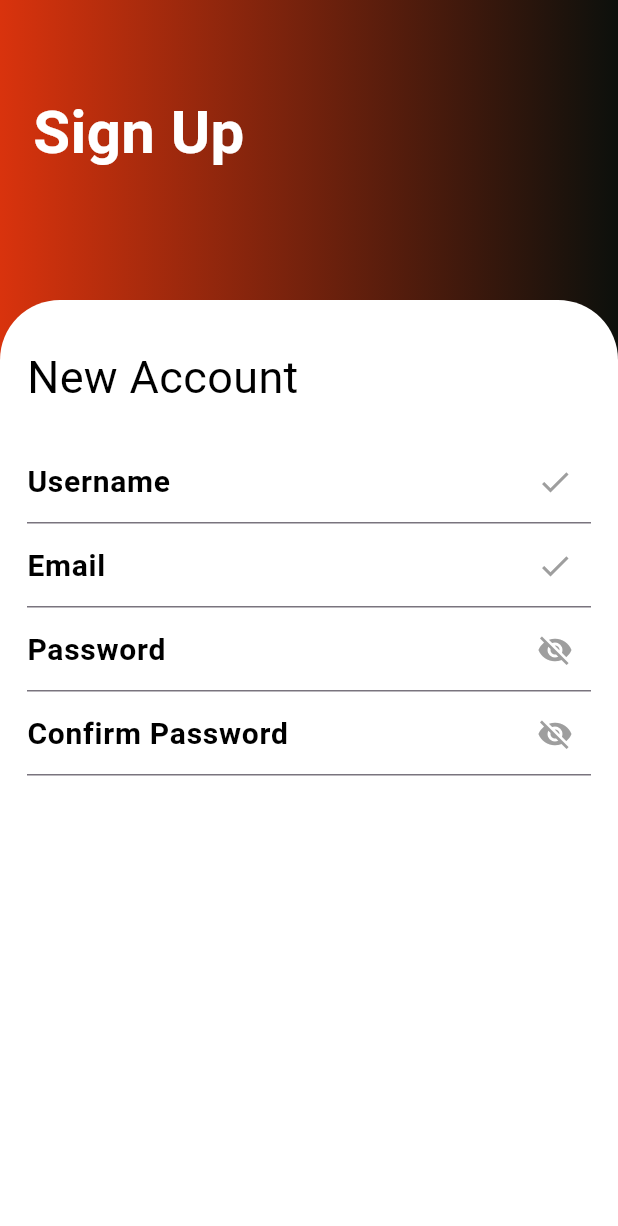
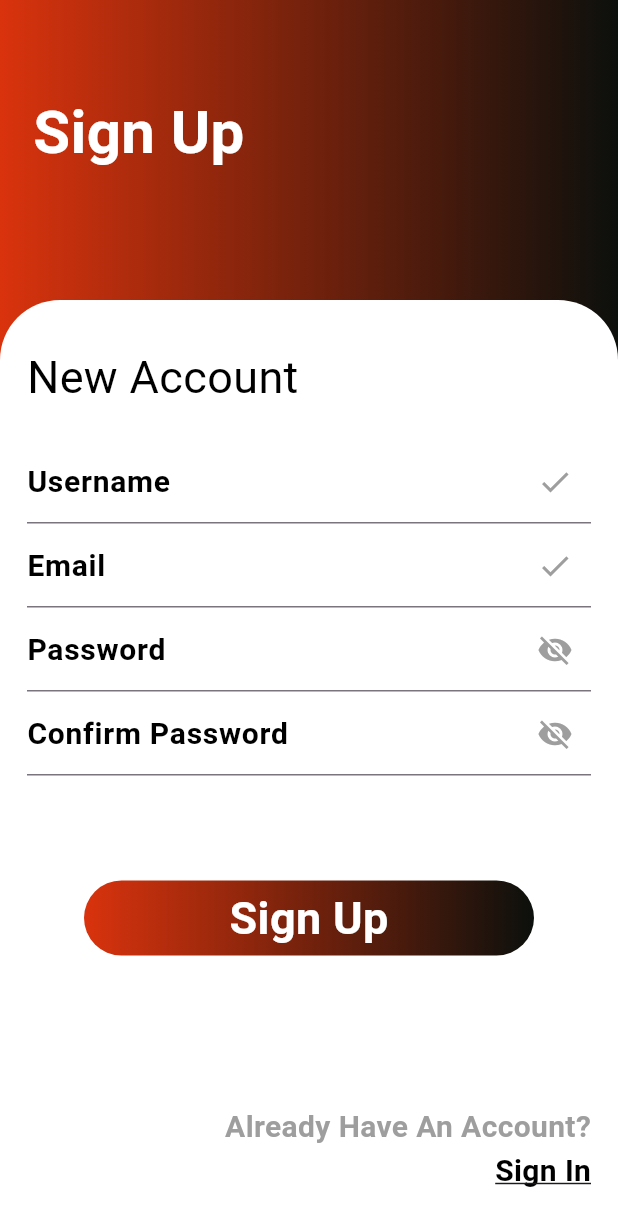
Before and after one commit to aayash0101/TrekEnhance, a Flutter app: the Signupview screen opened directly, on a phone screen of 412 x 824 dp. Shown: the top 1226 px of the screen. Run offline on Flutter 3.47's test engine with Material 3 defaults, Android fonts, the phone set to English and light mode, and no system bars.

Commit message:
Signup done

```diff
--- a/lib/view/signupview.dart
+++ b/lib/view/signupview.dart
@@ -159,7 +159,70 @@ class _SignupviewState extends State<Signupview> {
                           ),
                         ),
                       ),
-
+                      const SizedBox(height: 70),
+                      GestureDetector(
+                        onTap: _handleSignup,
+                        child: Container(
+                          height: 50,
+                          width: 300,
+                          decoration: BoxDecoration(
+                            borderRadius: BorderRadius.circular(30),
+                            gradient: const LinearGradient(
+                              colors: [
+                                Color.fromARGB(255, 217, 51, 13),
+                                Color.fromARGB(255, 12, 16, 12),
+                              ],
+                            ),
+                          ),
+                          child: const Center(
+                            child: Text(
+                              "Sign Up",
+                              style: TextStyle(
+                                fontWeight: FontWeight.bold,
+                                fontSize: 30,
+                                color: Colors.white,
+                              ),
+                            ),
+                          ),
+                        ),
+                      ),
+                      const SizedBox(height: 100),
+                      Align(
+                        alignment: Alignment.bottomRight,
+                        child: Column(
+                          crossAxisAlignment: CrossAxisAlignment.end,
+                          children: [
+                            const Text(
+                              "Already Have An Account?",
+                              style: TextStyle(
+                                fontWeight: FontWeight.bold,
+                                fontSize: 20,
+                                color: Colors.grey,
+                              ),
+                            ),
+                            GestureDetector(
+                              onTap: () {
+                                Navigator.push(
+                                  context,
+                                  MaterialPageRoute(
+                                    builder: (context) => const Firstview(),
+                                  ),
+                                );
+                              },
+                              child: const Text(
+                                "Sign In",
+                                style: TextStyle(
+                                  fontWeight: FontWeight.bold,
+                                  fontSize: 20,
+                                  color: Colors.black,
+                                  decoration: TextDecoration.underline
+                                ),
+                              ),
+                            ),
+                          ],
+                        ),
+                      ),
+                      const SizedBox(height: 20),
                     ],
                   ),
                 ),
```
